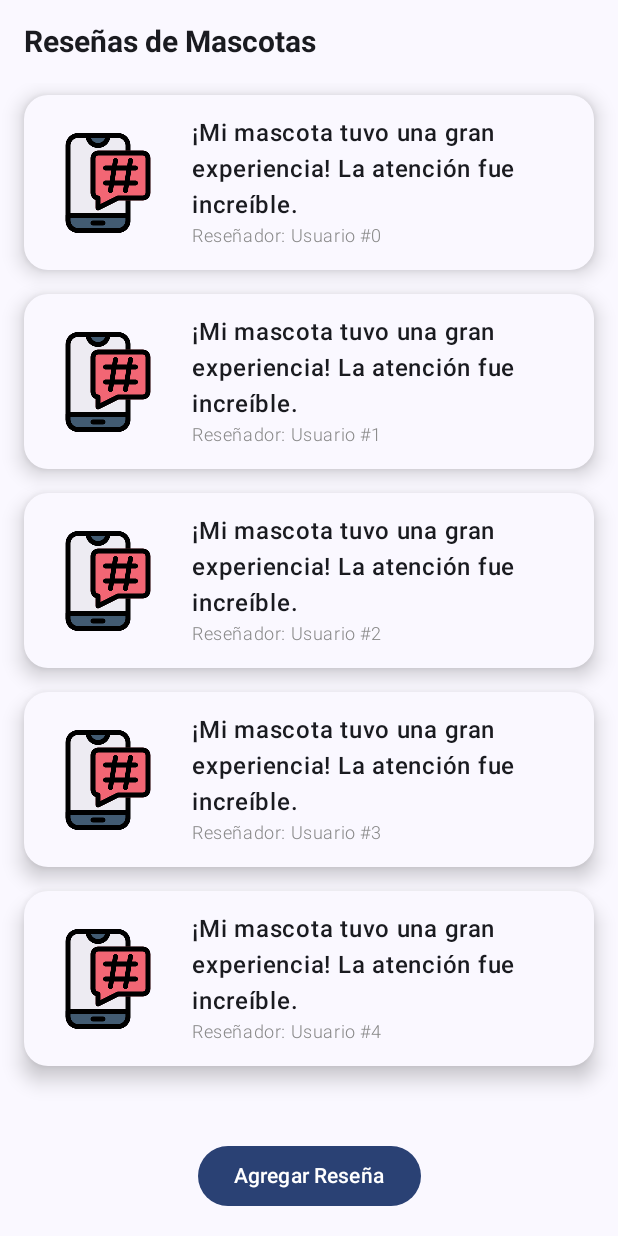
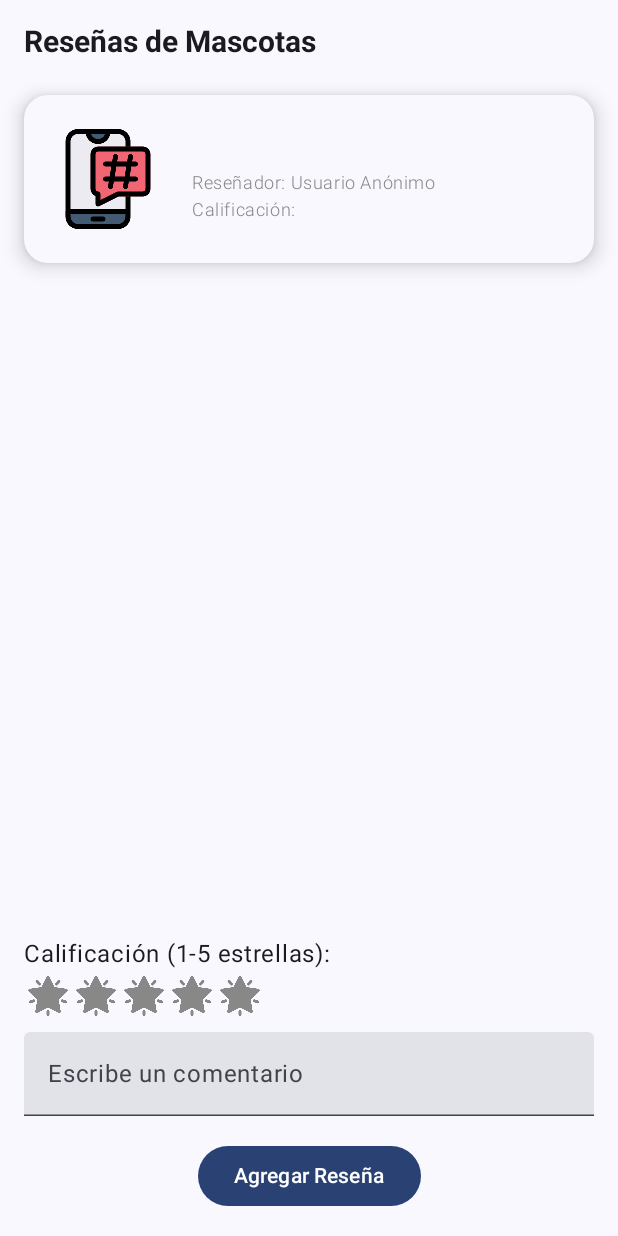
Before and after one commit to DanielOrtiz04/ProyectoFinalPrograKotlin, an Android app built with Jetpack Compose: the ResenasActivity screen opened directly, with no data from a screen before it, after a tap on "Agregar Reseña", on a phone screen of 412 x 824 dp. Run offline under Robolectric (Android 15) with nearby library versions, the phone set to English and light mode, and no system bars; our stand-ins replace Firebase (no records; nobody signed in at launch, a user with empty details on screens opened directly).

Commit message:
Cambios en el ResenasActivity

```diff
--- a/app/src/main/java/com/example/tiendamascotas/view/ResenasActivity.kt
+++ b/app/src/main/java/com/example/tiendamascotas/view/ResenasActivity.kt
@@ -9,7 +9,7 @@ import androidx.compose.foundation.layout.*
 import androidx.compose.foundation.lazy.LazyColumn
 import androidx.compose.foundation.shape.RoundedCornerShape
 import androidx.compose.material3.*
-import androidx.compose.runtime.Composable
+import androidx.compose.runtime.*
 import androidx.compose.ui.Alignment
 import androidx.compose.ui.Modifier
 import androidx.compose.ui.draw.clip
@@ -21,14 +21,27 @@ import androidx.compose.ui.tooling.preview.Preview
 import androidx.compose.ui.unit.dp
 import androidx.compose.ui.unit.sp
 import com.example.tiendamascotas.ui.theme.TiendaMascotasTheme
+import com.google.firebase.database.DatabaseReference
+import com.google.firebase.database.FirebaseDatabase
+
+data class Resena(
+    val calificacion: Float = 0f,
+    val comentario: String = "",
+    val reseñador: String = ""
+)
 
 class ResenasActivity : ComponentActivity() {
+
+    private lateinit var database: DatabaseReference
+
     override fun onCreate(savedInstanceState: Bundle?) {
         super.onCreate(savedInstanceState)
+        database = FirebaseDatabase.getInstance().reference.child("resenas")
+
         setContent {
             TiendaMascotasTheme {
                 Surface(color = MaterialTheme.colorScheme.background) {
-                    ResenasScreen()
+                    ResenasScreen(database)
                 }
             }
         }
@@ -36,7 +49,22 @@ class ResenasActivity : ComponentActivity() {
 }
 
 @Composable
-fun ResenasScreen() {
+fun ResenasScreen(database: DatabaseReference) {
+    var calificacion by remember { mutableStateOf(0f) }
+    var comentario by remember { mutableStateOf("") }
+    val reseñas = remember { mutableStateListOf<Resena>() }
+
+    LaunchedEffect(Unit) {
+        // Escuchar los datos en Firebase y actualizar la lista de reseñas
+        database.get().addOnSuccessListener { snapshot ->
+            reseñas.clear() // Limpiamos para evitar duplicados
+            snapshot.children.forEach { child ->
+                val resena = child.getValue(Resena::class.java)
+                resena?.let { reseñas.add(it) }
+            }
+        }
+    }
+
     Column(
         modifier = Modifier
             .fillMaxSize()
@@ -52,26 +80,48 @@ fun ResenasScreen() {
         LazyColumn(
             modifier = Modifier.weight(1f)
         ) {
-            items(5) { index ->
+            items(reseñas.size) { index ->
+                val resena = reseñas[index]
                 ResenaItem(
-                    resena = "¡Mi mascota tuvo una gran experiencia! La atención fue increíble.",
-                    reseñador = "Usuario #$index"
+                    resena = resena.comentario,
+                    calificacion = resena.calificacion,
+                    reseñador = resena.reseñador
                 )
             }
         }
 
-        Button(
-            onClick = { /* Aquí conectaremos con Firebase para agregar una reseña */ },
-            colors = ButtonDefaults.buttonColors(MaterialTheme.colorScheme.primary),
-            modifier = Modifier.align(Alignment.CenterHorizontally).padding(top = 16.dp)
-        ) {
-            Text("Agregar Reseña")
+        Column(modifier = Modifier.padding(top = 16.dp)) {
+            Text("Calificación (1-5 estrellas):")
+            RatingBar(rating = calificacion, onRatingChanged = { calificacion = it })
+
+            TextField(
+                value = comentario,
+                onValueChange = { comentario = it },
+                label = { Text("Escribe un comentario") },
+                modifier = Modifier
+                    .fillMaxWidth()
+                    .padding(top = 8.dp)
+            )
+
+            Button(
+                onClick = {
+                    val nuevaResena = Resena(calificacion = calificacion, comentario = comentario, reseñador = "Usuario Anónimo")
+                    database.push().setValue(nuevaResena)
+                    reseñas.add(nuevaResena)
+                    comentario = ""
+                    calificacion = 0f
+                },
+                colors = ButtonDefaults.buttonColors(MaterialTheme.colorScheme.primary),
+                modifier = Modifier.align(Alignment.CenterHorizontally).padding(top = 16.dp)
+            ) {
+                Text("Agregar Reseña")
+            }
         }
     }
 }
 
 @Composable
-fun ResenaItem(resena: String, reseñador: String) {
+fun ResenaItem(resena: String, calificacion: Float, reseñador: String) {
     Card(
         shape = RoundedCornerShape(16.dp),
         modifier = Modifier
@@ -85,9 +135,8 @@ fun ResenaItem(resena: String, reseñador: String) {
             modifier = Modifier.padding(16.dp),
             verticalAlignment = Alignment.CenterVertically
         ) {
-            // Imagen simulada de la mascota (aquí podrías poner imágenes de Firebase)
             Image(
-                painter = painterResource(id = R.drawable.resenas1), // Reemplaza con tus imágenes
+                painter = painterResource(id = R.drawable.resenas1), // Reemplaza con tu recurso de imagen
                 contentDescription = "Imagen de mascota",
                 modifier = Modifier
                     .size(80.dp)
@@ -110,7 +159,29 @@ fun ResenaItem(resena: String, reseñador: String) {
                     color = Color.Gray,
                     modifier = Modifier.padding(top = 4.dp)
                 )
+                Text(
+                    text = "Calificación: ${"★".repeat(calificacion.toInt())}",
+                    style = MaterialTheme.typography.bodySmall,
+                    color = Color.Gray,
+                    modifier = Modifier.padding(top = 4.dp)
+                )
             }
+        }
+    }
+}
+
+@Composable
+fun RatingBar(rating: Float, onRatingChanged: (Float) -> Unit) {
+    Row(verticalAlignment = Alignment.CenterVertically) {
+        (1..5).forEach { index ->
+            Icon(
+                painter = painterResource(id = R.drawable.estrella), // Reemplaza con tu recurso de estrella
+                contentDescription = "Star",
+                tint = if (index <= rating) Color.Yellow else Color.Gray,
+                modifier = Modifier
+                    .size(32.dp)
+                    .clickable { onRatingChanged(index.toFloat()) }
+            )
         }
     }
 }
@@ -119,6 +190,6 @@ fun ResenaItem(resena: String, reseñador: String) {
 @Composable
 fun ResenasPreview() {
     TiendaMascotasTheme {
-        ResenasScreen()
+        ResenasScreen(FirebaseDatabase.getInstance().reference.child("resenas"))
     }
 }
```
Also changed, not shown: app/src/main/res/drawable/estrella.png (added).
